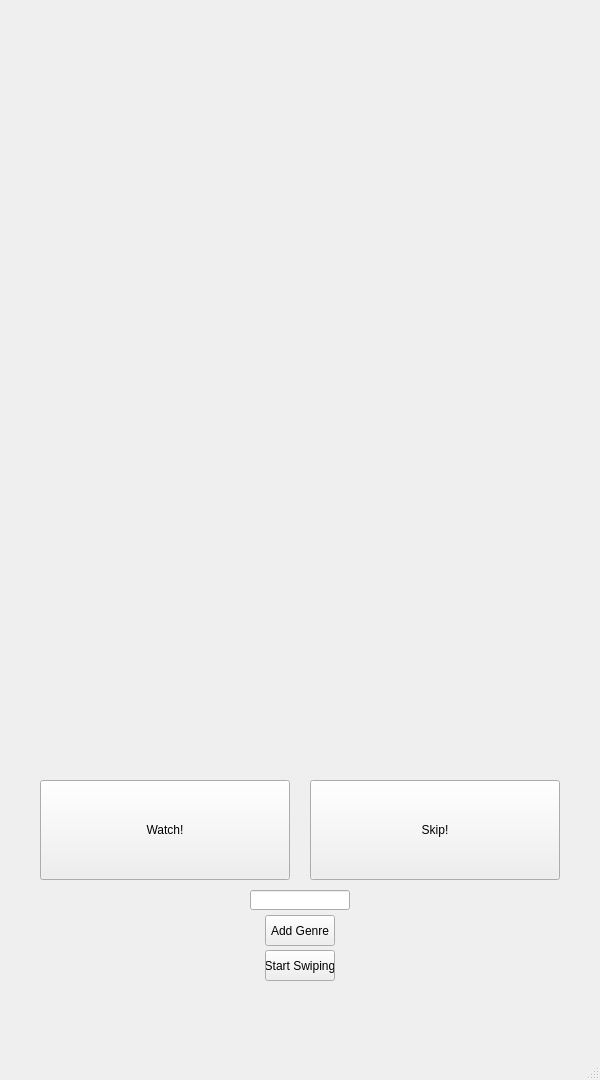
Qt form uiTest.ui (cer161/MovieMatch) before a commit.
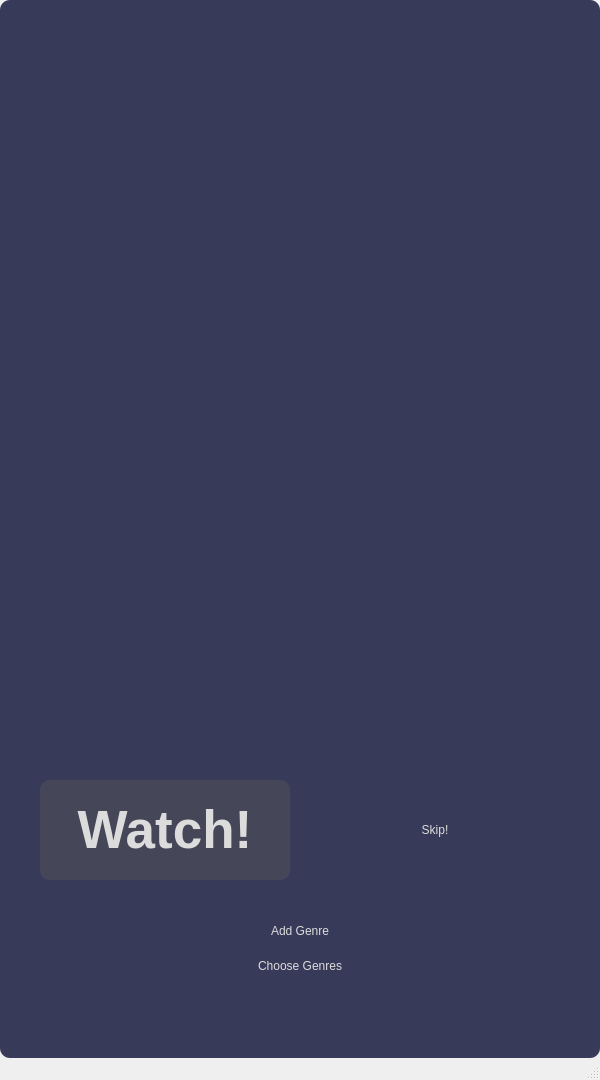
The same form after that commit. Icons and pictures are not drawn.

Diff of the .ui file:
```diff
--- a/uiTest.ui
+++ b/uiTest.ui
@@ -13,7 +13,20 @@
   <property name="windowTitle">
    <string>MainWindow</string>
   </property>
+  <property name="styleSheet">
+   <string notr="true"/>
+  </property>
+  <property name="tabShape">
+   <enum>QTabWidget::Rounded</enum>
+  </property>
   <widget class="QWidget" name="centralwidget">
+   <property name="styleSheet">
+    <string notr="true">QWidget{
+	background-color: rgb(56, 58, 89);	
+	color: rgb(220, 220, 220);
+	border-radius: 10px;
+}</string>
+   </property>
    <widget class="QPushButton" name="skipButton">
     <property name="geometry">
      <rect>
@@ -36,6 +49,22 @@
       <height>100</height>
      </rect>
     </property>
+    <property name="font">
+     <font>
+      <family>Segoe UI</family>
+      <pointsize>40</pointsize>
+      <weight>75</weight>
+      <bold>true</bold>
+     </font>
+    </property>
+    <property name="styleSheet">
+     <string notr="true">QPushButton
+{
+	background-color: rgb(70, 70, 89);	
+	color: rgb(220, 220, 220);
+	border-radius: 10px
+}</string>
+    </property>
     <property name="text">
      <string>Watch!</string>
     </property>
@@ -53,9 +82,9 @@
    <widget class="QPushButton" name="addGenreButton">
     <property name="geometry">
      <rect>
-      <x>265</x>
+      <x>255</x>
       <y>915</y>
-      <width>70</width>
+      <width>90</width>
       <height>31</height>
      </rect>
     </property>
@@ -66,14 +95,14 @@
    <widget class="QPushButton" name="swipeButton">
     <property name="geometry">
      <rect>
-      <x>265</x>
+      <x>255</x>
       <y>950</y>
-      <width>70</width>
+      <width>90</width>
       <height>31</height>
      </rect>
     </property>
     <property name="text">
-     <string>Start Swiping</string>
+     <string>Choose Genres</string>
     </property>
    </widget>
    <widget class="QLabel" name="label">
```
